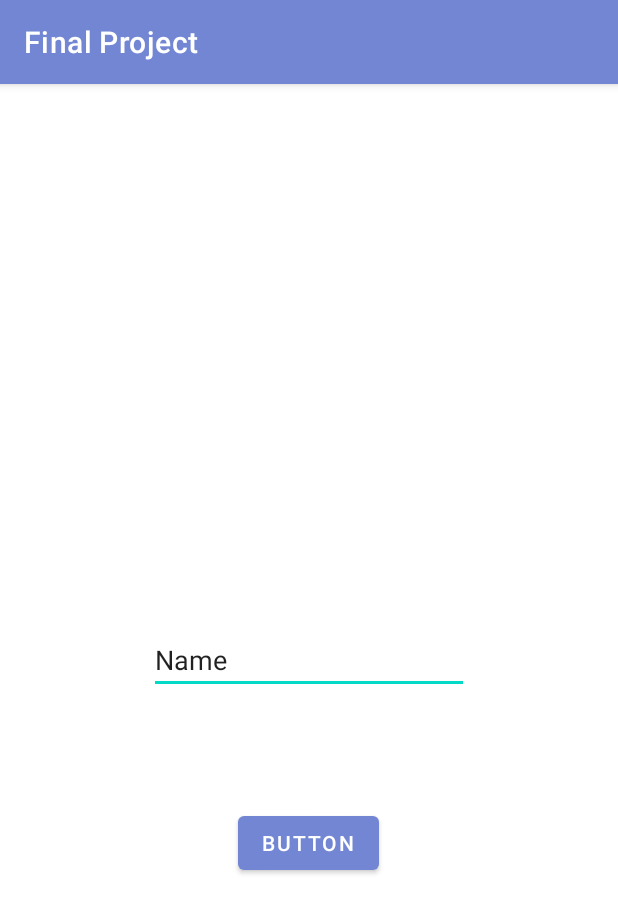
After one commit to Pav10s/FinalProject, an Android app: the FeedbackActivity screen opened directly, with no data from a screen before it, on a phone screen of 412 x 824 dp. The commit adds this screen. Shown: the top 913 px of the screen. Run offline under Robolectric (Android 15) with nearby library versions, the phone set to English and light mode, and no system bars; our stand-ins replace Firebase (no records; nobody signed in at launch, a user with empty details on screens opened directly); Roboto replaces fonts that are not available here.

Commit message:
Added feedback activity

```diff
--- /dev/null
+++ b/app/src/main/java/com/example/finalproject/FeedbackActivity.java
@@ -0,0 +1,67 @@
+package com.example.finalproject;
+
+import androidx.annotation.Nullable;
+import androidx.appcompat.app.AppCompatActivity;
+
+import android.os.Bundle;
+import android.text.TextUtils;
+import android.view.View;
+import android.widget.Button;
+import android.widget.EditText;
+import android.widget.Toast;
+
+import com.google.android.gms.tasks.OnSuccessListener;
+import com.google.firebase.auth.FirebaseAuth;
+import com.google.firebase.firestore.DocumentReference;
+import com.google.firebase.firestore.DocumentSnapshot;
+import com.google.firebase.firestore.EventListener;
+import com.google.firebase.firestore.FirebaseFirestore;
+import com.google.firebase.firestore.FirebaseFirestoreException;
+
+import java.util.HashMap;
+import java.util.Map;
+
+public class FeedbackActivity extends AppCompatActivity {
+
+    private Button requestButton;
+    private EditText requestContent;
+
+    public String fullName;
+    private int i = 0;
+
+    FirebaseAuth mAuth;
+    FirebaseFirestore fStore;
+
+    @Override
+    protected void onCreate(Bundle savedInstanceState) {
+        super.onCreate(savedInstanceState);
+        setContentView(R.layout.activity_feedback);
+
+
+        requestContent = findViewById(R.id.RequestContent);
+        requestButton = findViewById(R.id.RequestButton);
+        fStore = FirebaseFirestore.getInstance();
+
+        requestButton.setOnClickListener(v -> {
+
+            String suggestion = requestContent.getText().toString();
+
+            if (suggestion.isEmpty()) {
+                requestContent.setError("This field cannot be empty");
+            } else {
+                Map<String, Object> suggestionData = new HashMap<>();
+                suggestionData.put("suggestion", suggestion);
+
+                fStore.collection("suggestions")
+                        .add(suggestionData)
+                        .addOnSuccessListener(documentReference -> {
+                            Toast.makeText(FeedbackActivity.this, "Thank you for your suggestion", Toast.LENGTH_SHORT).show();
+                            finish();
+                        })
+                        .addOnFailureListener(e -> {
+                            Toast.makeText(FeedbackActivity.this, "Failed to submit suggestion", Toast.LENGTH_SHORT).show();
+                        });
+            }
+        });
+    }
+}
--- a/app/src/main/java/com/example/finalproject/MainActivity.java
+++ b/app/src/main/java/com/example/finalproject/MainActivity.java
@@ -104,6 +104,10 @@ public class MainActivity extends AppCompatActivity implements RecyclerViewInter
                 startActivity(new Intent(MainActivity.this, Donation.class));
                 break;
 
+            case R.id.sent_request:
+                startActivity(new Intent(MainActivity.this, FeedbackActivity.class));
+                break;
+
             case R.id.log_out:
                 AlertDialog.Builder builder = new AlertDialog.Builder(this);
                 builder.setMessage(fullName+", Are you sure you want to log out?")
--- /dev/null
+++ b/app/src/main/res/layout/activity_feedback.xml
@@ -0,0 +1,32 @@
+<?xml version="1.0" encoding="utf-8"?>
+<androidx.constraintlayout.widget.ConstraintLayout xmlns:android="http://schemas.android.com/apk/res/android"
+    xmlns:app="http://schemas.android.com/apk/res-auto"
+    xmlns:tools="http://schemas.android.com/tools"
+    android:layout_width="match_parent"
+    android:layout_height="match_parent"
+    tools:context=".FeedbackActivity">
+
+    <Button
+        android:id="@+id/RequestButton"
+        android:layout_width="wrap_content"
+        android:layout_height="wrap_content"
+        android:text="Button"
+        app:layout_constraintBottom_toBottomOf="parent"
+        app:layout_constraintEnd_toEndOf="parent"
+        app:layout_constraintHorizontal_bias="0.498"
+        app:layout_constraintStart_toStartOf="parent"
+        app:layout_constraintTop_toTopOf="parent"
+        app:layout_constraintVertical_bias="0.669" />
+
+    <EditText
+        android:id="@+id/RequestContent"
+        android:layout_width="wrap_content"
+        android:layout_height="wrap_content"
+        android:ems="10"
+        android:inputType="textPersonName"
+        android:text="Name"
+        app:layout_constraintBottom_toBottomOf="parent"
+        app:layout_constraintEnd_toEndOf="parent"
+        app:layout_constraintStart_toStartOf="parent"
+        app:layout_constraintTop_toTopOf="parent" />
+</androidx.constraintlayout.widget.ConstraintLayout>
--- a/app/src/main/res/menu/main_menu.xml
+++ b/app/src/main/res/menu/main_menu.xml
@@ -16,6 +16,11 @@
         />
 
     <item
+        android:id="@+id/sent_request"
+        android:title="Sent Requests"
+        />
+
+    <item
         android:id="@+id/log_out"
         android:title="Logout" />
 </menu>
```
